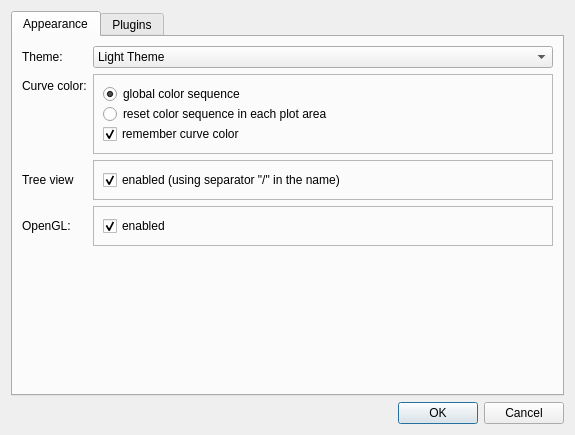
Before: the Qt Designer form plotjuggler_app/preferences_dialog.ui in yuanzhongqiao/PlotJuggler, drawn with Qt 5.
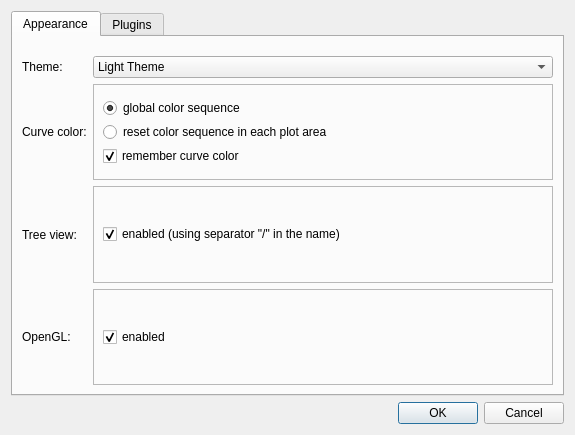
After: the same form once the commit is applied. The open tabs and pages were chosen to show the change.

```diff
--- a/plotjuggler_app/preferences_dialog.ui
+++ b/plotjuggler_app/preferences_dialog.ui
@@ -33,8 +33,41 @@
        <string>Appearance</string>
       </attribute>
       <layout class="QFormLayout" name="formLayout">
-       <item row="1" column="1">
+       <property name="formAlignment">
+        <set>Qt::AlignCenter</set>
+       </property>
+       <item row="0" column="0" colspan="2">
+        <layout class="QFormLayout" name="formLayout_3">
+         <property name="fieldGrowthPolicy">
+          <enum>QFormLayout::ExpandingFieldsGrow</enum>
+         </property>
+         <property name="formAlignment">
+          <set>Qt::AlignCenter</set>
+         </property>
+         <property name="topMargin">
+          <number>10</number>
+         </property>
+         <item row="0" column="0">
+          <widget class="QLabel" name="label">
+           <property name="sizePolicy">
+            <sizepolicy hsizetype="Preferred" vsizetype="Expanding">
+             <horstretch>0</horstretch>
+             <verstretch>0</verstretch>
+            </sizepolicy>
+           </property>
+           <property name="text">
+            <string>Theme:</string>
+           </property>
+          </widget>
+         </item>
+         <item row="0" column="1">
         <widget class="QComboBox" name="comboBoxTheme">
+           <property name="sizePolicy">
+            <sizepolicy hsizetype="Expanding" vsizetype="Fixed">
+             <horstretch>0</horstretch>
+             <verstretch>0</verstretch>
+            </sizepolicy>
+           </property>
          <item>
           <property name="text">
            <string>Light Theme</string>
@@ -47,15 +80,14 @@
          </item>
         </widget>
        </item>
-       <item row="1" column="0">
-        <widget class="QLabel" name="label">
-         <property name="text">
-          <string>Theme:</string>
-         </property>
-        </widget>
-       </item>
-       <item row="2" column="1">
+         <item row="1" column="1">
         <widget class="QFrame" name="frame">
+           <property name="sizePolicy">
+            <sizepolicy hsizetype="Expanding" vsizetype="Preferred">
+             <horstretch>0</horstretch>
+             <verstretch>0</verstretch>
+            </sizepolicy>
+           </property>
          <property name="frameShape">
           <enum>QFrame::StyledPanel</enum>
          </property>
@@ -97,14 +129,35 @@
         </widget>
        </item>
        <item row="2" column="0">
-        <widget class="QLabel" name="label_2">
+          <widget class="QLabel" name="label_6">
+           <property name="sizePolicy">
+            <sizepolicy hsizetype="Preferred" vsizetype="Expanding">
+             <horstretch>0</horstretch>
+             <verstretch>0</verstretch>
+            </sizepolicy>
+           </property>
+           <property name="minimumSize">
+            <size>
+             <width>0</width>
+             <height>40</height>
+            </size>
+           </property>
+           <property name="toolTip">
+            <string>&lt;html&gt;&lt;head/&gt;&lt;body&gt;&lt;p&gt;The &amp;quot;Name Separator&amp;quot; is the character use to split the name of a timeseries in the tree view (Timeseries Panel).&lt;/p&gt;&lt;p&gt;Default is &lt;span style=&quot; font-weight:600;&quot;&gt;&amp;quot;/&amp;quot;&lt;/span&gt;.&lt;/p&gt;&lt;/body&gt;&lt;/html&gt;</string>
+           </property>
          <property name="text">
-          <string>Curve color:</string>
+            <string>Tree view:</string>
          </property>
         </widget>
        </item>
-       <item row="3" column="1">
+         <item row="2" column="1">
         <widget class="QFrame" name="frame_2">
+           <property name="sizePolicy">
+            <sizepolicy hsizetype="Expanding" vsizetype="Preferred">
+             <horstretch>0</horstretch>
+             <verstretch>0</verstretch>
+            </sizepolicy>
+           </property>
          <property name="minimumSize">
           <size>
            <width>0</width>
@@ -135,23 +188,13 @@
         </widget>
        </item>
        <item row="3" column="0">
-        <widget class="QLabel" name="label_6">
-         <property name="minimumSize">
-          <size>
-           <width>0</width>
-           <height>40</height>
-          </size>
-         </property>
-         <property name="toolTip">
-          <string>&lt;html&gt;&lt;head/&gt;&lt;body&gt;&lt;p&gt;The &amp;quot;Name Separator&amp;quot; is the character use to split the name of a timeseries in the tree view (Timeseries Panel).&lt;/p&gt;&lt;p&gt;Default is &lt;span style=&quot; font-weight:600;&quot;&gt;&amp;quot;/&amp;quot;&lt;/span&gt;.&lt;/p&gt;&lt;/body&gt;&lt;/html&gt;</string>
-         </property>
-         <property name="text">
-          <string>Tree view</string>
-         </property>
-        </widget>
-       </item>
-       <item row="4" column="0">
         <widget class="QLabel" name="label_7">
+           <property name="sizePolicy">
+            <sizepolicy hsizetype="Preferred" vsizetype="Expanding">
+             <horstretch>0</horstretch>
+             <verstretch>0</verstretch>
+            </sizepolicy>
+           </property>
          <property name="minimumSize">
           <size>
            <width>0</width>
@@ -163,8 +206,14 @@
          </property>
         </widget>
        </item>
-       <item row="4" column="1">
+         <item row="3" column="1">
         <widget class="QFrame" name="frame_3">
+           <property name="sizePolicy">
+            <sizepolicy hsizetype="Expanding" vsizetype="Preferred">
+             <horstretch>0</horstretch>
+             <verstretch>0</verstretch>
+            </sizepolicy>
+           </property>
          <property name="frameShape">
           <enum>QFrame::StyledPanel</enum>
          </property>
@@ -187,6 +236,21 @@
           </item>
          </layout>
         </widget>
+         </item>
+         <item row="1" column="0">
+          <widget class="QLabel" name="label_2">
+           <property name="sizePolicy">
+            <sizepolicy hsizetype="Preferred" vsizetype="Expanding">
+             <horstretch>0</horstretch>
+             <verstretch>0</verstretch>
+            </sizepolicy>
+           </property>
+           <property name="text">
+            <string>Curve color:</string>
+           </property>
+          </widget>
+         </item>
+        </layout>
        </item>
       </layout>
      </widget>
```
Left out of the diff: 2 changed lines with no effect on the pictures. Lines whose indentation alone changed are shown as unchanged.
